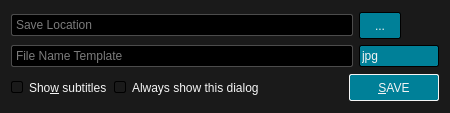
The window that src/ui/screenshotdialog.ui (u8sand/Baka-MPlayer) describes before a commit, drawn with Qt 5.
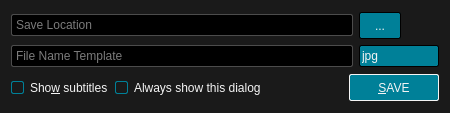
The same window after the commit. Icons and pictures are not drawn.

Commit message: Tweak QCheckBox and QRadioButton style inspired by Material Design(tm)

Patch:
```diff
--- a/src/ui/screenshotdialog.ui
+++ b/src/ui/screenshotdialog.ui
@@ -24,18 +24,20 @@
 
 QCheckBox::indicator,
 QGroupBox::indicator{
-	width: 10px;
-	height: 10px;
-	border: 1px solid black;
+	width: 11px;
+	height: 11px;
+	border: 1px solid #008098;
 	border-radius: 2px;
 }
 QCheckBox::indicator:unchecked,
 QGroupBox::indicator:unchecked {
-	background: #424242;
+	border: 1px solid whitesmoke;
+	background: #1A1A1A;
 	image: none;
 }
 QCheckBox::indicator:checked,
 QGroupBox::indicator:checked {
+	border: 1px solid #008098;
 	background: #008098;
 	image: url(:/img/checked.svg);
 }
```
The commit also changes 3 other files.
